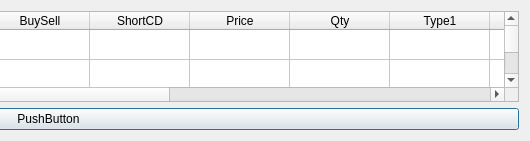
Old version of the form orderlistdlg.ui in the repository QuantTraderEd/AQTrader; both pictures show x 433 to 963 and y 0 to 141 of the 963 by 141 pixel window.
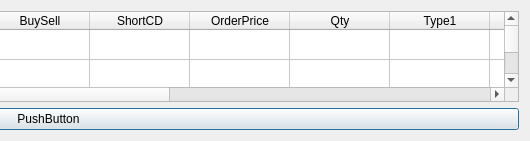
New version of the form.

Commit message: Update for add adjust_transaction_reversion func, add logger

The edit to the form file:
```diff
--- a/orderlistdlg.ui
+++ b/orderlistdlg.ui
@@ -58,7 +58,7 @@
      </column>
      <column>
       <property name="text">
-       <string>Price</string>
+       <string>OrderPrice</string>
       </property>
      </column>
      <column>
```
The commit also changes 2 other files.
